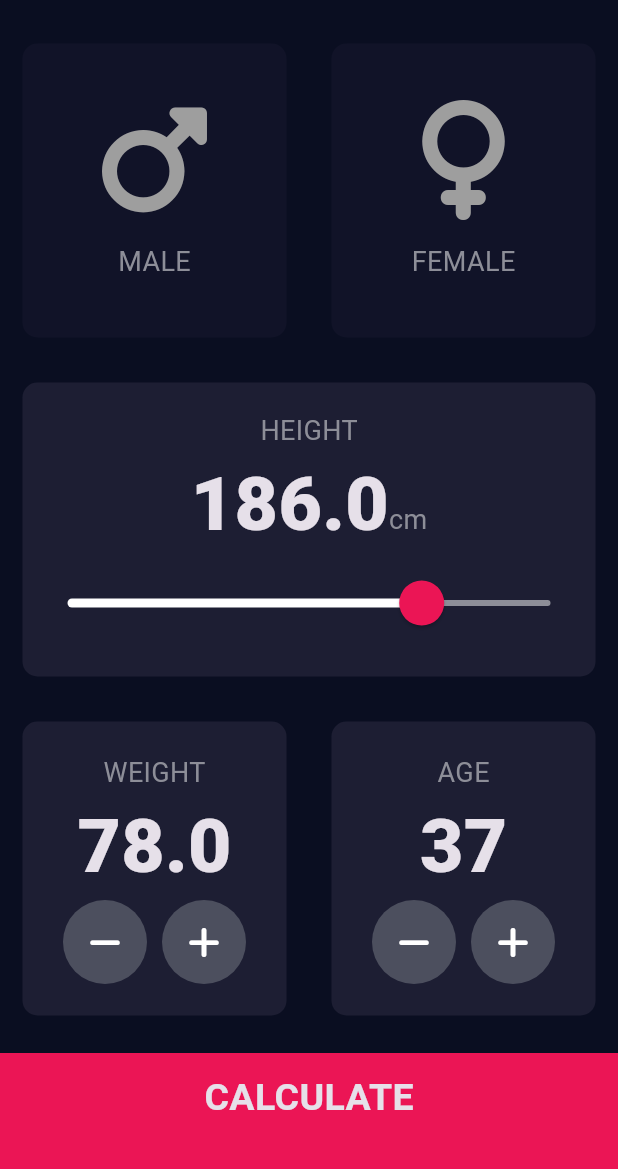
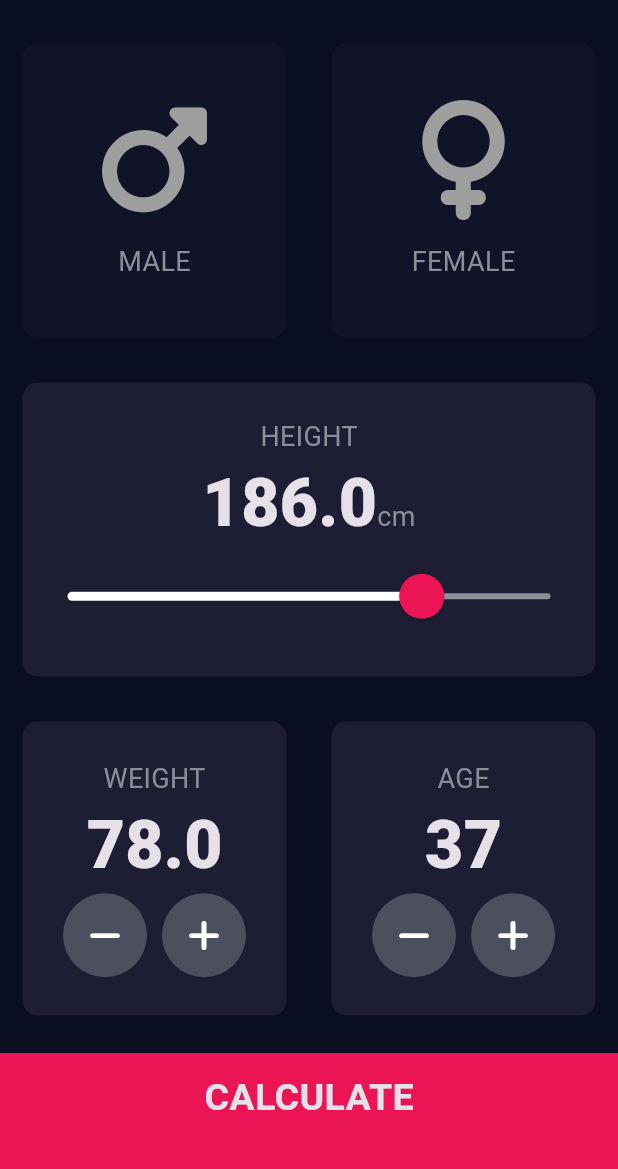
Before and after one commit to ehsanabedi-dev/BMI_App, a Flutter app: the screen it shows after launch, on a phone screen of 412 x 824 dp, the part 63-1232 px from its top. Run offline on Flutter 3.47's test engine with Material 3 defaults, Android fonts, the phone set to English and light mode, and no system bars; our stand-ins replace font_awesome_flutter.

Commit message:
edit now

```diff
--- a/lib/constants.dart
+++ b/lib/constants.dart
@@ -13,7 +13,7 @@ const kLabelTextStyle = TextStyle(
 );
 
 const kNumberTextStyle = TextStyle(
-  fontSize: 50.0,
+  fontSize: 44.0,
   fontWeight: FontWeight.w900,
 );
 
```
